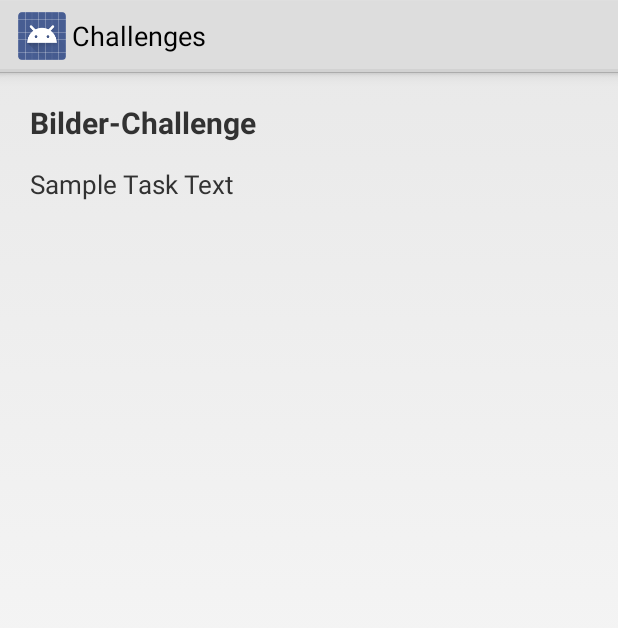
After one commit to martinjuhasz/Challenges, an Android app: the layout activity_photochallenge.xml on its own in the app's theme, with its tools: preview values and no code run, on a phone screen of 412 x 824 dp. The commit adds this screen. Shown: the top 628 px of the screen. Run offline under Robolectric (Android 15) with nearby library versions, the phone set to English and light mode, and no system bars.

Commit message:
added challenge view content

```diff
--- /dev/null
+++ b/App/app/src/main/res/layout/activity_photochallenge.xml
@@ -0,0 +1,25 @@
+<?xml version="1.0" encoding="utf-8"?>
+<LinearLayout xmlns:android="http://schemas.android.com/apk/res/android"
+    android:orientation="vertical" android:layout_width="match_parent"
+    android:layout_height="match_parent">
+
+    <TextView
+        android:layout_width="match_parent"
+        android:layout_height="wrap_content"
+        android:text="@string/photochallenge_title"
+        android:textStyle="bold"
+        android:textSize="20dp"
+        android:paddingTop="20dp"
+        android:paddingLeft="20dp" />
+
+    <TextView
+        android:layout_width="match_parent"
+        android:layout_height="wrap_content"
+        android:text="Sample Task Text"
+        android:paddingLeft="20dp"
+        android:paddingRight="20dp"
+        android:paddingTop="15dp"
+        android:textSize="17dp"
+        android:id="@+id/tv_photochallenge_task_text"/>
+
+</LinearLayout>
--- a/App/app/src/main/res/values/strings.xml
+++ b/App/app/src/main/res/values/strings.xml
@@ -5,4 +5,5 @@
     <string name="login_username_title">Enter your desired username here:</string>
     <string name="login_submit">Submit</string>
     <string name="gamelist_current_games">Aktuelle Spiele:</string>
+    <string name="photochallenge_title">Bilder-Challenge</string>
 </resources>
```
Also changed, not shown: App/app/src/main/java/de/medieninf/mobcomp/challenges/activities/PhotoChallengeActivity.java (+18 -4 lines), App/app/src/main/java/de/medieninf/mobcomp/challenges/database/DatabaseProviderFascade.java (+12 -0 lines).
